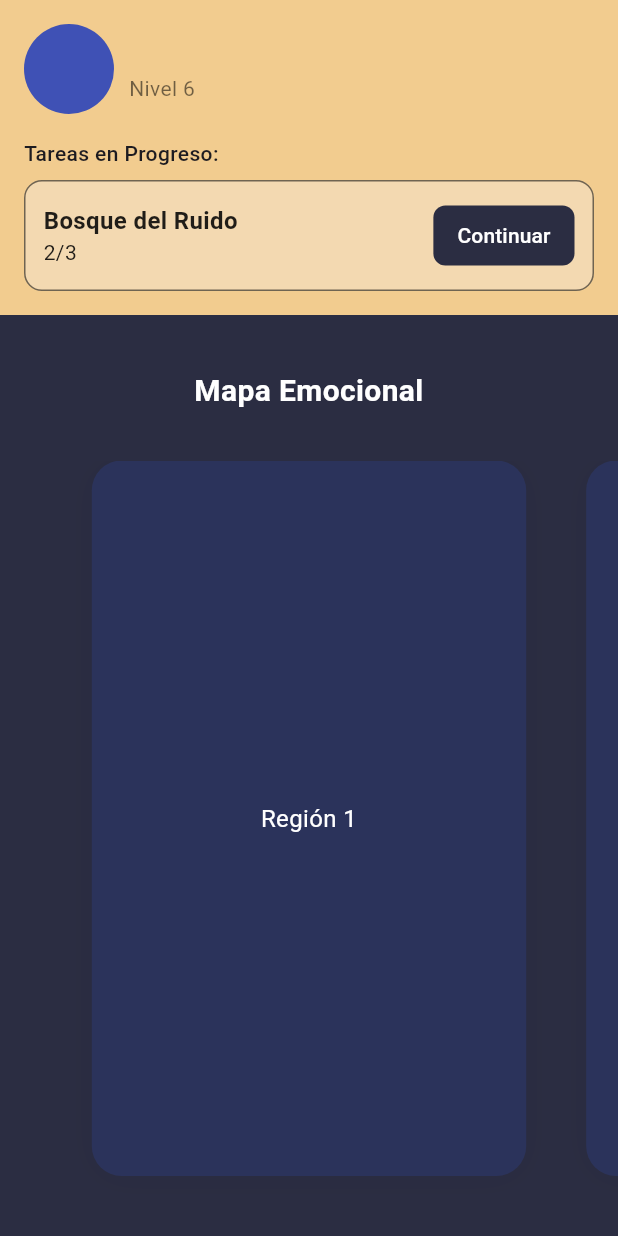
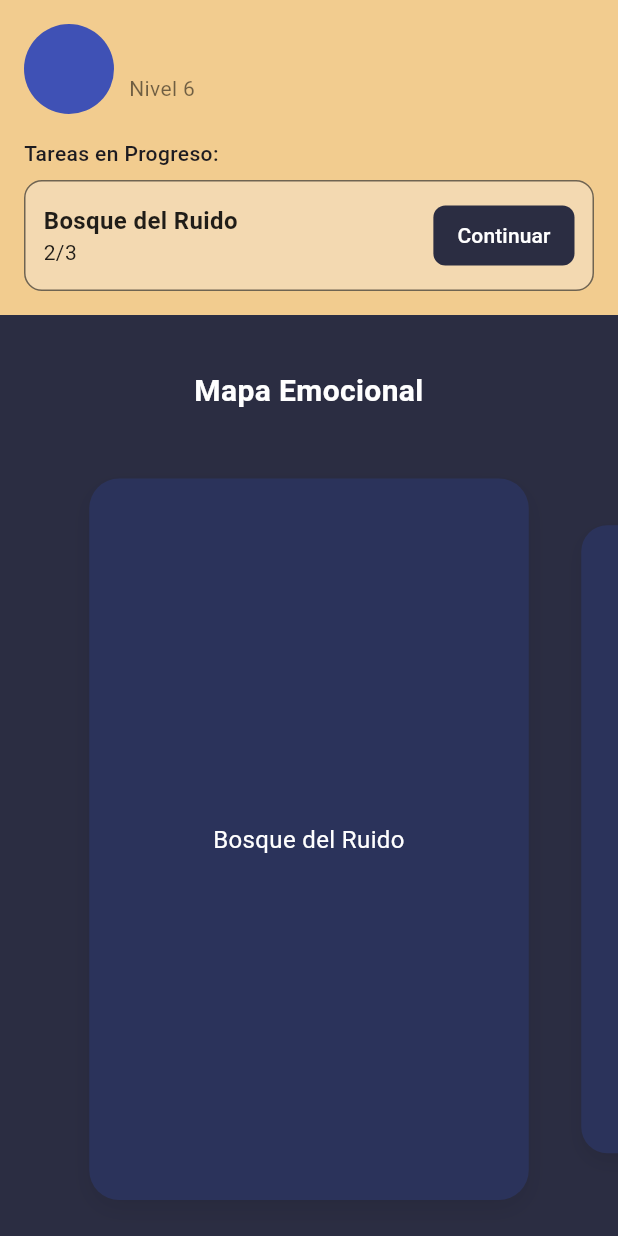
Before and after one commit to heric-hh/zenquest, a Flutter app: the HomeScreen screen opened directly, on a phone screen of 412 x 824 dp. Run offline on Flutter 3.47's test engine with Material 3 defaults, Android fonts, the phone set to English and light mode, and no system bars; our stand-ins replace google_fonts, shared_preferences; accounts and stored records are empty.

Commit message:
feat:(ui) RegionCardSwiper animation

```diff
--- a/lib/src/presentation/pages/home_screen.dart
+++ b/lib/src/presentation/pages/home_screen.dart
@@ -1,6 +1,7 @@
 import 'package:flutter/material.dart';
 import 'package:shared_preferences/shared_preferences.dart';
 import 'package:zenquest/src/config/theme/colors/app_colors.dart';
+import 'package:zenquest/src/presentation/widgets/region_card.dart';
 
 class HomeScreen extends StatefulWidget {
   const HomeScreen({super.key});
@@ -54,44 +55,9 @@ class _HomeScreenState extends State<HomeScreen> {
                 ),
               ),
             ),
-            const SizedBox(height: 12),
 
             // Card Swiper - Regiones
-            Expanded(
-              child: PageView.builder(
-                itemCount: 7, // Puedes cambiar esto según tus regiones
-                controller: PageController(viewportFraction: 0.8),
-                itemBuilder: (context, index) {
-                  return Padding(
-                    padding: const EdgeInsets.symmetric(horizontal: 20),
-                    child: Container(
-                      margin: const EdgeInsets.only(bottom: 40),
-                      decoration: BoxDecoration(
-                        color: const Color(0xFF2B335B),
-                        borderRadius: BorderRadius.circular(20),
-                        boxShadow: [
-                          BoxShadow(
-                            color: Colors.black.withAlpha(10),
-                            blurRadius: 20,
-                            offset: const Offset(0, 2),
-                          ),
-                        ],
-                      ),
-                      child: Center(
-                        child: Text(
-                          'Región ${index + 1}',
-                          style: const TextStyle(
-                            color: Colors.white,
-                            fontSize: 16,
-                          ),
-                          textAlign: TextAlign.center,
-                        ),
-                      ),
-                    ),
-                  );
-                },
-              ),
-            ),
+            Expanded(child: RegionCardSwiper()),
           ],
         ),
       ),
--- /dev/null
+++ b/lib/src/presentation/regions/region_intro_screen.dart
@@ -0,0 +1,24 @@
+import 'package:flutter/material.dart';
+
+class RegionIntroScreen extends StatelessWidget {
+  final String regionName;
+
+  const RegionIntroScreen({super.key, required this.regionName});
+
+  @override
+  Widget build(BuildContext context) {
+    return Scaffold(
+      backgroundColor: const Color(0xFF1C1B33),
+      // appBar: AppBar(
+      //   backgroundColor: Colors.transparent,
+      //   title: Text(regionName),
+      // ),
+      body: Center(
+        child: Text(
+          'Introducción a $regionName',
+          style: const TextStyle(color: Colors.white, fontSize: 18),
+        ),
+      ),
+    );
+  }
+}
--- /dev/null
+++ b/lib/src/presentation/widgets/region_card.dart
@@ -0,0 +1,89 @@
+import 'package:flutter/material.dart';
+import 'package:zenquest/src/presentation/regions/region_intro_screen.dart';
+
+class RegionCardSwiper extends StatefulWidget {
+  const RegionCardSwiper({super.key});
+
+  @override
+  State<RegionCardSwiper> createState() => _RegionCardSwiperState();
+}
+
+class _RegionCardSwiperState extends State<RegionCardSwiper> {
+  final PageController _controller = PageController(viewportFraction: 0.75);
+
+  final List<String> regions = const [
+    'Bosque del Ruido',
+    'Montaña del Miedo',
+    'Llanura del Recuerdo',
+  ];
+
+  @override
+  void dispose() {
+    _controller.dispose();
+    super.dispose();
+  }
+
+  @override
+  Widget build(BuildContext context) {
+    return PageView.builder(
+      controller: _controller,
+      itemCount: regions.length,
+      itemBuilder: (context, index) {
+        return AnimatedBuilder(
+          animation: _controller,
+          builder: (context, child) {
+            double value = 1.0;
+            if (_controller.position.haveDimensions) {
+              value = _controller.page! - index;
+              value = (1 - (value.abs() * 0.3)).clamp(0.0, 1.0);
+            }
+
+            return Center(
+              child: GestureDetector(
+                onTap: () {
+                  Navigator.push(
+                    context,
+                    MaterialPageRoute(
+                      builder:
+                          (_) => RegionIntroScreen(regionName: regions[index]),
+                    ),
+                  );
+                },
+                child: Transform.scale(
+                  scale: Curves.easeOut.transform(value),
+                  child: Container(
+                    margin: const EdgeInsets.symmetric(
+                      horizontal: 8,
+                      vertical: 24,
+                    ),
+                    decoration: BoxDecoration(
+                      color: const Color(0xFF2B335B),
+                      borderRadius: BorderRadius.circular(20),
+                      boxShadow: [
+                        BoxShadow(
+                          color: Colors.black.withAlpha(20),
+                          blurRadius: 12,
+                          offset: const Offset(0, 6),
+                        ),
+                      ],
+                    ),
+                    child: Center(
+                      child: Text(
+                        regions[index],
+                        textAlign: TextAlign.center,
+                        style: const TextStyle(
+                          fontSize: 16,
+                          color: Colors.white,
+                        ),
+                      ),
+                    ),
+                  ),
+                ),
+              ),
+            );
+          },
+        );
+      },
+    );
+  }
+}
```
